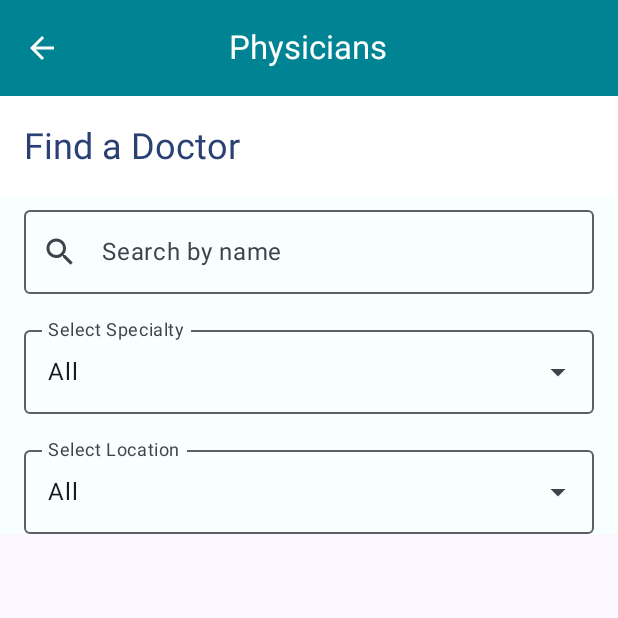
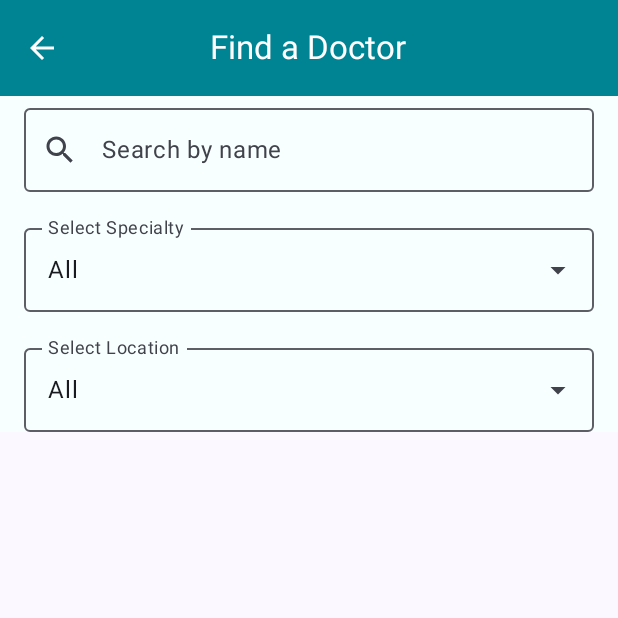
Before and after one commit to waleHa/MyMolina, an Android app built with Jetpack Compose: the PhysicianScreen screen opened through its navigation route, on a phone screen of 412 x 824 dp, the top half of it. Run offline under Robolectric (Android 15) with nearby library versions, the phone set to English and light mode, and no system bars; our stand-ins replace Dagger/Hilt's generated code, Firebase (no records; nobody signed in at launch, a user with empty details on screens opened directly); pictures from the network do not load.

Commit message:
Improved UI phase9

```diff
--- a/app/src/main/java/com/healthcare/mymolina/ui/physician/PhysicianScreen.kt
+++ b/app/src/main/java/com/healthcare/mymolina/ui/physician/PhysicianScreen.kt
@@ -119,7 +119,7 @@ fun PhysicianScreen(navController: NavController) {
         }
     }
     Scaffold(
-        topBar = {TopAppBarWithBack(navController = navController, title = "Physicians")}
+        topBar = {TopAppBarWithBack(navController = navController, title = "Find a Doctor")}
 
     ) {
         Column(
@@ -132,15 +132,6 @@ fun PhysicianScreen(navController: NavController) {
                 modifier = Modifier
                     .background(Color(0xFFF8FFFF))
             ) {
-                TextComponent(
-                    text = "Find a Doctor",
-                    style = MaterialTheme.typography.headlineMedium.copy(fontSize = 24.sp),
-                    color = MaterialTheme.colorScheme.primary,
-                    modifier = Modifier
-                        .fillMaxWidth()
-                        .background(Color.White)
-                        .padding(16.dp)
-                )
 
                 // Search Field
                 OutlinedTextField(
```
